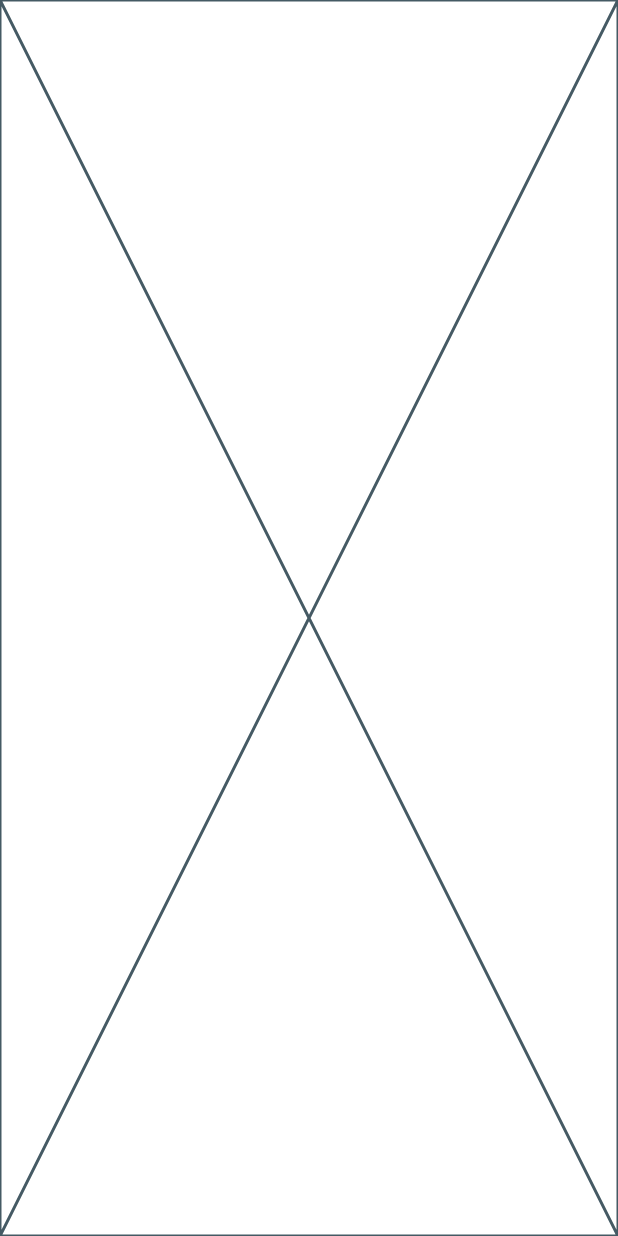
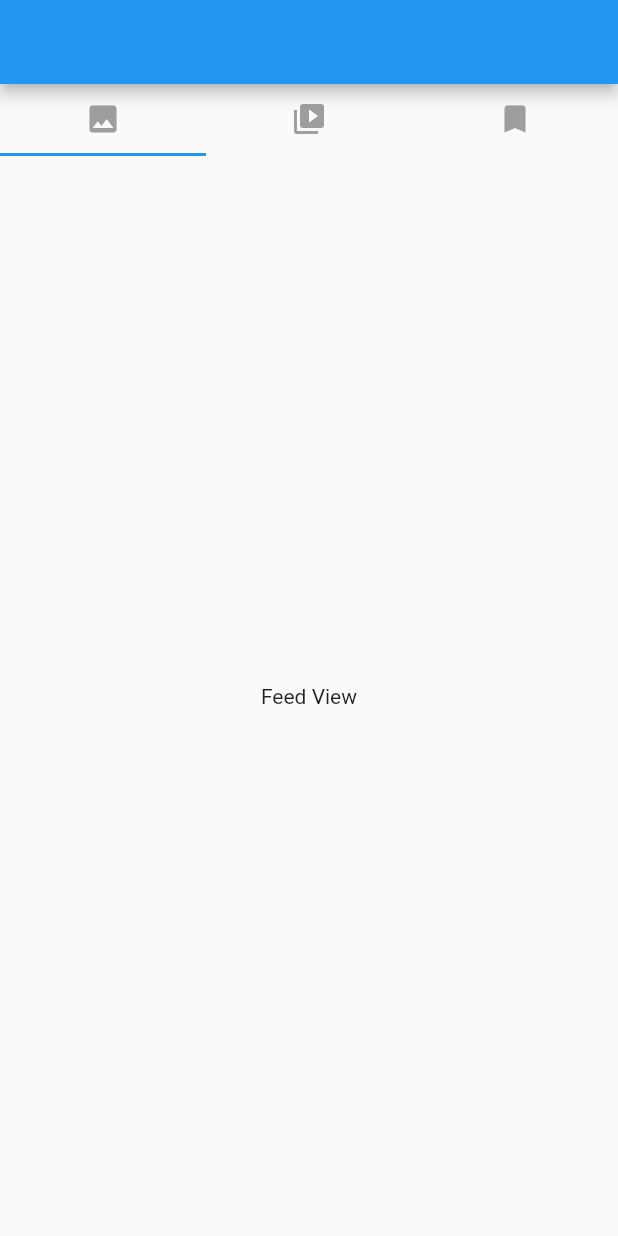
Before and after one commit to Genster78/Instagram-Redesign-, a Flutter app: the screen it shows after launch, on a phone screen of 412 x 824 dp. Run offline on Flutter 3.47's test engine with Material 2 defaults, Android fonts, the phone set to English and light mode, and no system bars.

Commit message:
basic tabBar

```diff
--- a/lib/Pages/profile_page.dart
+++ b/lib/Pages/profile_page.dart
@@ -1,4 +1,8 @@
 import 'package:flutter/material.dart';
+
+import '../tabs/feed_view.dart';
+import '../tabs/reels_view.dart';
+import '../tabs/tagged_view.dart';
 
 class ProfilePage extends StatefulWidget {
   const ProfilePage({super.key});
@@ -8,8 +12,64 @@ class ProfilePage extends StatefulWidget {
 }
 
 class _ProfilePageState extends State<ProfilePage> {
+  //tabs
+  final List<Widget> tabs = const [
+    // feed tab
+    Tab(
+      icon: Icon(
+        Icons.image,
+        color: Colors.grey,
+      ),
+    ),
+
+    // reels tab
+    Tab(
+      icon: Icon(
+        Icons.video_collection,
+        color: Colors.grey,
+      ),
+    ),
+
+    // tagged tab
+    Tab(
+      icon: Icon(
+        Icons.bookmark,
+        color: Colors.grey,
+      ),
+    ),
+  ];
+
+  final List<Widget> tabBarViews = [
+    // feed view
+    FeedView(),
+
+    // reels view
+    ReelsView(),
+
+    // tagged view
+    TaggedView(),
+  ];
+
   @override
   Widget build(BuildContext context) {
-    return const Placeholder();
+    return DefaultTabController(
+      length: 3,
+      child: Scaffold(
+        appBar: AppBar(),
+        body: Column(
+          children: [
+            // tab bar
+            TabBar(
+              tabs: tabs,
+            ),
+
+            //tab bar view
+            Expanded(
+              child: TabBarView(children: tabBarViews),
+            ),
+          ],
+        ),
+      ),
+    );
   }
 }
--- /dev/null
+++ b/lib/tabs/feed_view.dart
@@ -0,0 +1,12 @@
+import 'package:flutter/material.dart';
+
+class FeedView extends StatelessWidget {
+  const FeedView({super.key});
+
+  @override
+  Widget build(BuildContext context) {
+    return Center(
+      child: Text('Feed View'),
+    );
+  }
+}
--- /dev/null
+++ b/lib/tabs/reels_view.dart
@@ -0,0 +1,12 @@
+import 'package:flutter/material.dart';
+
+class ReelsView extends StatelessWidget {
+  const ReelsView({super.key});
+
+  @override
+  Widget build(BuildContext context) {
+    return Center(
+      child: Text('Reels View'),
+    );
+  }
+}
--- /dev/null
+++ b/lib/tabs/tagged_view.dart
@@ -0,0 +1,14 @@
+import 'package:flutter/material.dart';
+
+class TaggedView extends StatelessWidget {
+  const TaggedView({super.key});
+
+  @override
+  Widget build(BuildContext context) {
+    return Scaffold(
+      body: Center(
+        child: Text('Tagged View'),
+      ),
+    );
+  }
+}
--- a/pubspec.yaml
+++ b/pubspec.yaml
@@ -59,8 +59,8 @@ flutter:
   uses-material-design: true
 
   # To add assets to your application, add an assets section, like this:
-  # assets:
-  #   - images/a_dot_burr.jpeg
+  assets:
+   - lib/images/
   #   - images/a_dot_ham.jpeg
 
   # An image asset can refer to one or more resolution-specific "variants", see
```
Also changed, not shown: lib/images/image1.jpg (added), lib/images/image10.jpg (added), lib/images/image2.jpg (added), lib/images/image3.jpg (added), lib/images/image4.jpg (added), lib/images/image5.jpg (added), lib/images/image6.jpg (added), lib/images/image7.jpg (added), lib/images/image8.jpg (added), lib/images/image9.jpeg (added).
